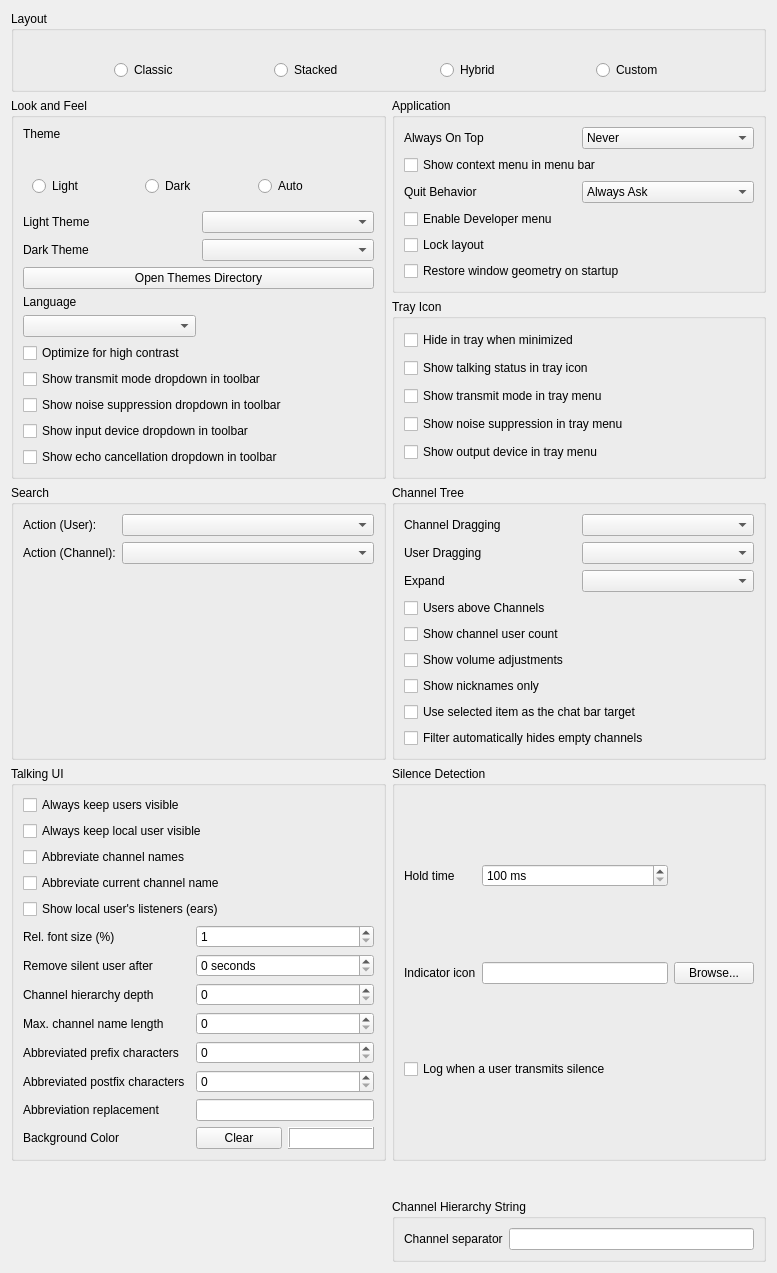
Qt form src/mumble/LookConfig.ui (d3adb5/mumble) before a commit.
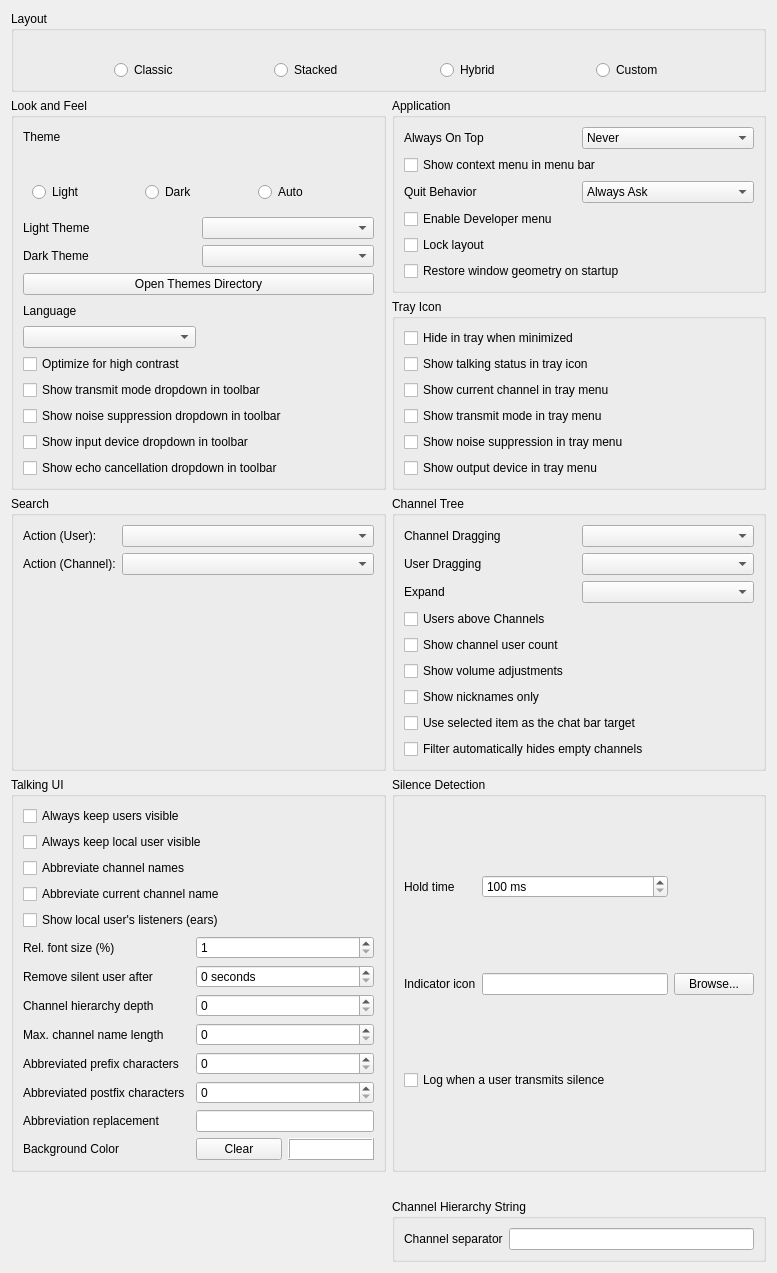
The same form after that commit. Icons and pictures are not drawn. Custom widgets are drawn as their Qt base class.

Commit message: FEAT(client): Show the current channel in the tray icon menu

Patch:
```diff
--- a/src/mumble/LookConfig.ui
+++ b/src/mumble/LookConfig.ui
@@ -324,6 +324,16 @@
         </property>
        </widget>
       </item>
+      <item>
+       <widget class="QCheckBox" name="qcbTrayShowChannel">
+        <property name="toolTip">
+         <string>Show the users of the channel you are in in the tray icon's menu</string>
+        </property>
+        <property name="text">
+         <string>Show current channel in tray menu</string>
+        </property>
+       </widget>
+      </item>
       <item>
        <widget class="QCheckBox" name="qcbTrayShowTransmitMode">
         <property name="toolTip">
```
Left out of the diff: 1 changed line with no effect on the pictures. The commit also changes 8 other files.
